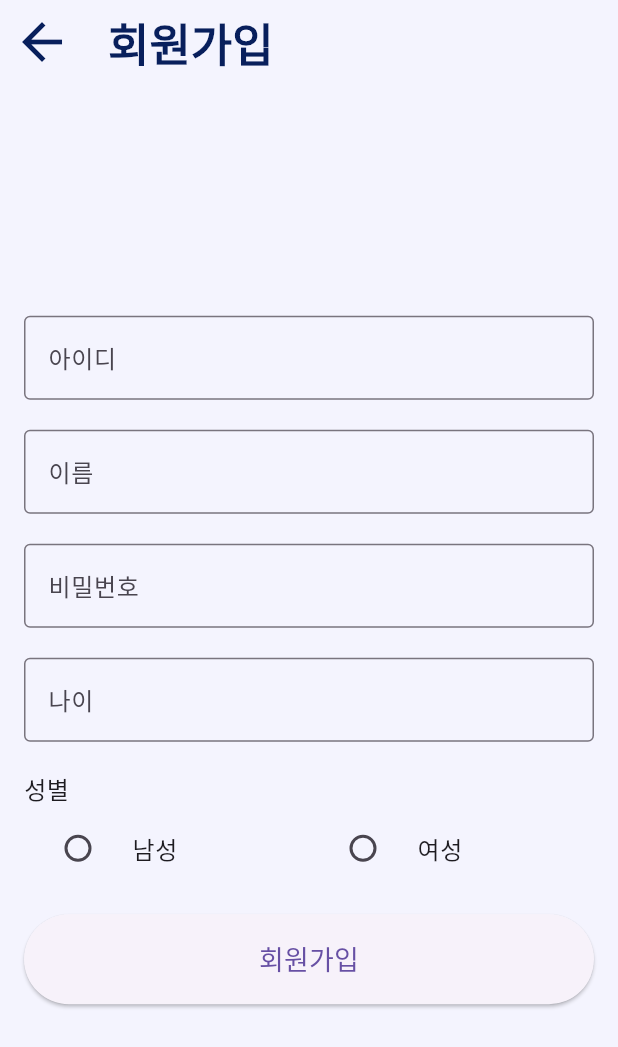
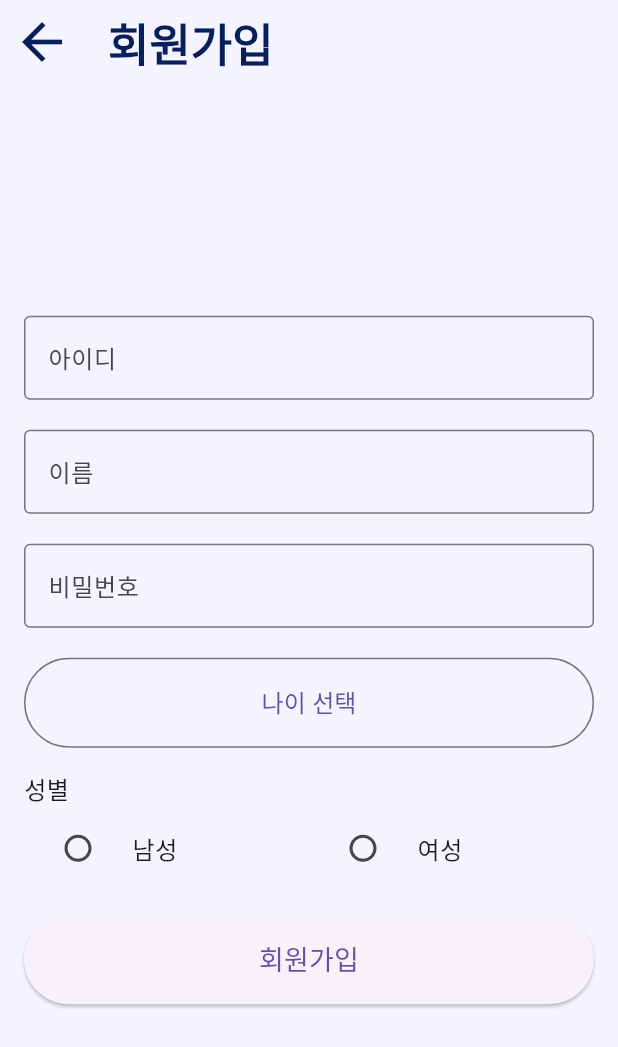
Before and after one commit to UNTOC-CAMP-2024-2/Upmoney_Frontend, a Flutter app: the SignUpPage screen opened directly, on a phone screen of 412 x 824 dp. Shown: the top 1047 px of the screen. Run offline on Flutter 3.47's test engine with Material 3 defaults, Android fonts, the phone set to English and light mode, and no system bars; our stand-ins replace shared_preferences, table_calendar; accounts and stored records are empty.

Commit message:
나이입력-> 스크롤선택으로 변경

```diff
--- a/lib/pages/signup.dart
+++ b/lib/pages/signup.dart
@@ -1,6 +1,7 @@
 import 'dart:convert';
 import 'package:flutter/material.dart';
 import 'package:http/http.dart' as http;
+import 'package:flutter/cupertino.dart';
 
 class SignUpPage extends StatefulWidget {
   const SignUpPage({super.key});
@@ -13,8 +14,9 @@ class _SignUpPageState extends State<SignUpPage> {
   final idController = TextEditingController();
   final usernameController = TextEditingController();
   final passwordController = TextEditingController();
-  final ageController = TextEditingController();
   String? selectedGender; // 선택된 성별
+  int? selectedAge; // 선택된 나이
+  final List<int> ageOptions = List<int>.generate(100, (index) => index + 1); // 1~100세
 
   Future<void> signUp() async {
     final url = Uri.parse('http://127.0.0.1:8000/auth/signup');
@@ -26,7 +28,7 @@ class _SignUpPageState extends State<SignUpPage> {
           'username': idController.text.trim(),
           'name': usernameController.text.trim(),
           'hashed_password': passwordController.text.trim(),
-          'age': int.tryParse(ageController.text.trim()) ?? 0,
+          'age': selectedAge ?? 0, // 선택된 나이 전달
           'gender': selectedGender, // 선택된 성별 전달
         }),
       );
@@ -73,6 +75,27 @@ class _SignUpPageState extends State<SignUpPage> {
           ),
         ],
       ),
+    );
+  }
+
+  void _showAgePicker() {
+    showModalBottomSheet(
+      context: context,
+      builder: (BuildContext context) {
+        return SizedBox(
+          height: 250,
+          child: CupertinoPicker(
+            backgroundColor: Colors.white,
+            itemExtent: 32.0,
+            onSelectedItemChanged: (int index) {
+              setState(() {
+                selectedAge = ageOptions[index];
+              });
+            },
+            children: ageOptions.map((age) => Text('$age세')).toList(),
+          ),
+        );
+      },
     );
   }
 
@@ -138,24 +161,25 @@ class _SignUpPageState extends State<SignUpPage> {
                   ),
                 ),
                 const SizedBox(height: 16),
-                //나이
+
+                // 나이 선택 (CupertinoPicker)
                 Align(
                   alignment: Alignment.center,
                   child: SizedBox(
                     width: 400,
                     height: 60,
-                    child: TextField(
-                      controller: ageController,
-                      keyboardType: TextInputType.number,
-                      decoration: const InputDecoration(
-                        labelText: "나이",
-                        border: OutlineInputBorder(),
+                    child: OutlinedButton(
+                      onPressed: _showAgePicker,
+                      child: Text(
+                        selectedAge != null ? '$selectedAge세' : '나이 선택',
+                        style: const TextStyle(fontSize: 16),
                       ),
                     ),
                   ),
                 ),
                 const SizedBox(height: 16),
-                //성별
+
+                // 성별 선택
                 Align(
                   alignment: Alignment.center,
                   child: Column(
@@ -198,6 +222,8 @@ class _SignUpPageState extends State<SignUpPage> {
                   ),
                 ),
                 const SizedBox(height: 16),
+
+                // 회원가입 버튼
                 Align(
                   alignment: Alignment.center,
                   child: SizedBox(
@@ -208,7 +234,8 @@ class _SignUpPageState extends State<SignUpPage> {
                         if (idController.text.isEmpty ||
                             usernameController.text.isEmpty ||
                             passwordController.text.isEmpty ||
-                            selectedGender == null) {
+                            selectedGender == null ||
+                            selectedAge == null) {
                           _showErrorDialog('모든 필드를 채워주세요.');
                         } else {
                           signUp();
```
